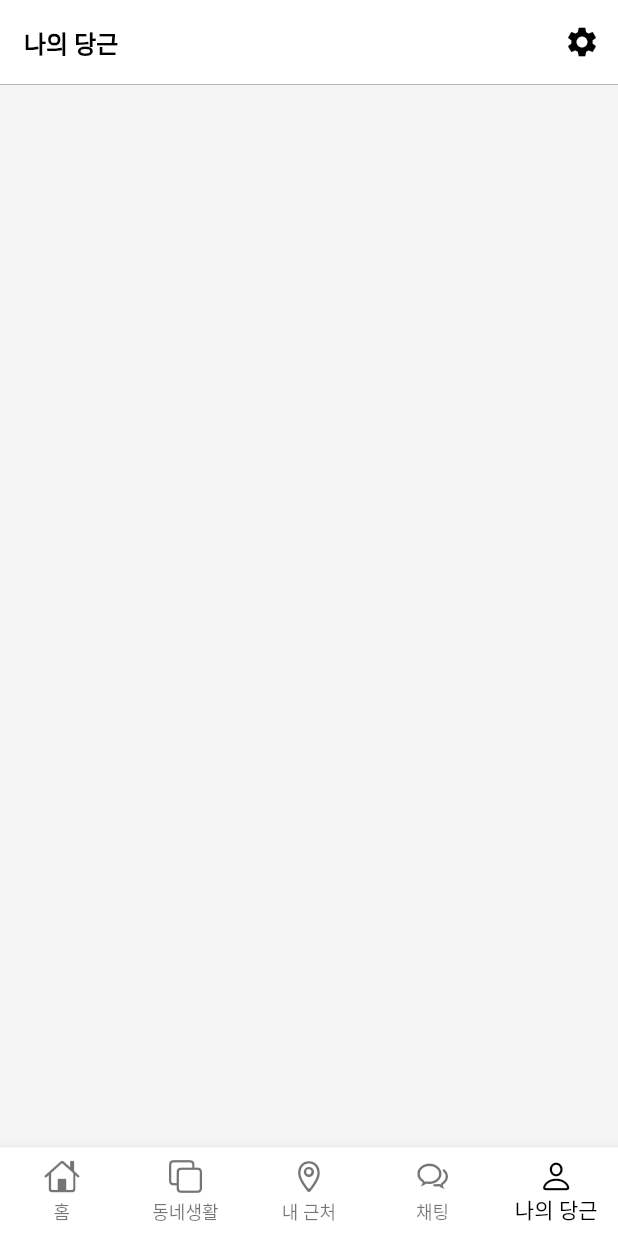
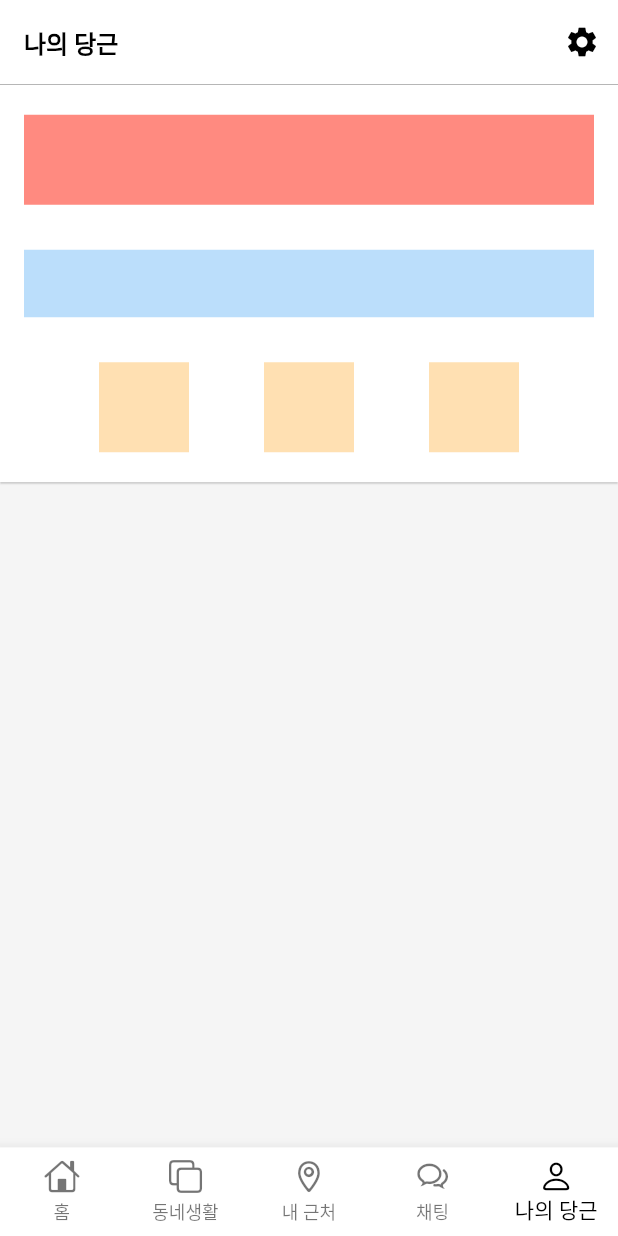
Before and after one commit to mugon-dev/carrot_market_ui, a Flutter app: the screen it shows after launch, item 5 of the bottom bar chosen, on a phone screen of 412 x 824 dp. Run offline on Flutter 3.47's test engine with Material 2 defaults, Android fonts, the light colour scheme and no system bars; our stand-ins replace font_awesome_flutter, google_fonts; network calls fail.

Commit message:
style: add my_carrot_screen header ui

```diff
--- /dev/null
+++ b/lib/screens/components/my_carrot_header.dart
@@ -0,0 +1,45 @@
+import 'package:flutter/material.dart';
+import 'package:font_awesome_flutter/font_awesome_flutter.dart';
+
+class MyCarrotHeader extends StatelessWidget {
+  const MyCarrotHeader({Key? key}) : super(key: key);
+
+  @override
+  Widget build(BuildContext context) {
+    return Card(
+      elevation: 0.5,
+      margin: EdgeInsets.zero,
+      shape: RoundedRectangleBorder(borderRadius: BorderRadius.circular(0.0)),
+      child: Padding(
+        padding: const EdgeInsets.symmetric(vertical: 20, horizontal: 16),
+        child: Column(
+          children: [
+            _buildProfileRow(),
+            const SizedBox(height: 30),
+            _buildProfileButton(),
+            const SizedBox(height: 30),
+            Row(
+              mainAxisAlignment: MainAxisAlignment.spaceEvenly,
+              children: [
+                _buildRoundTextButton('판매내역', FontAwesomeIcons.receipt),
+                _buildRoundTextButton('구매내역', FontAwesomeIcons.shoppingBag),
+                _buildRoundTextButton('관심내역', FontAwesomeIcons.heart),
+              ],
+            ),
+          ],
+        ),
+      ),
+    );
+  }
+
+  Container _buildRoundTextButton(String title, IconData iconData) {
+    return Container(color: Colors.orange[100], height: 60, width: 60);
+  }
+
+  Widget _buildProfileButton() =>
+      Container(color: Colors.blue[100], height: 45);
+
+  Widget _buildProfileRow() {
+    return Container(color: Colors.redAccent[100], height: 60);
+  }
+}
--- a/lib/screens/my_carrot/my_carrot_screen.dart
+++ b/lib/screens/my_carrot/my_carrot_screen.dart
@@ -1,3 +1,4 @@
+import 'package:carrot_market_ui/screens/components/my_carrot_header.dart';
 import 'package:flutter/material.dart';
 
 class MyCarrotScreen extends StatelessWidget {
@@ -22,7 +23,9 @@
         ),
       ),
       body: ListView(
-        children: [],
+        children: [
+          MyCarrotHeader(),
+        ],
       ),
     );
   }
```
